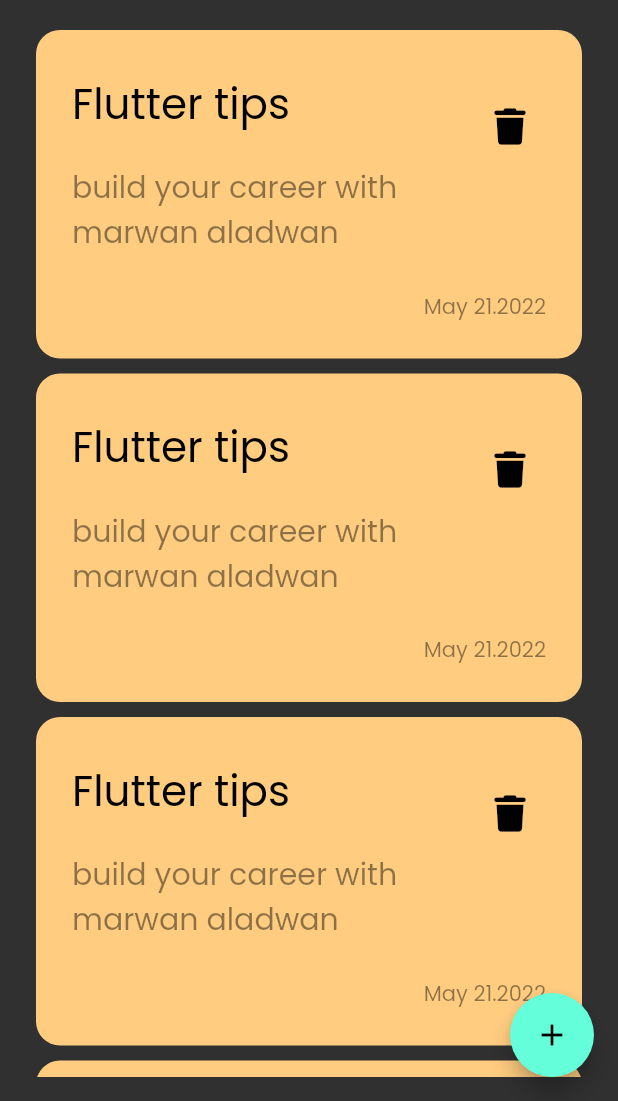
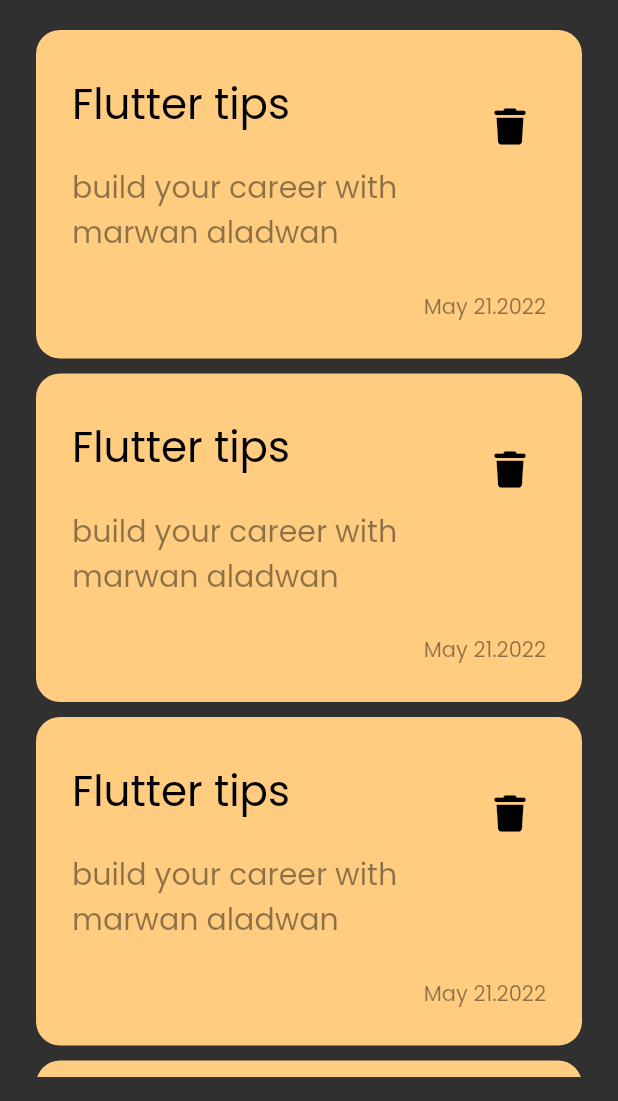
Before and after one commit to MarwanAl3dwan/notes_app, a Flutter app: the screen it shows after launch, on a phone screen of 412 x 824 dp, the part 135-1236 px from its top. Run offline on Flutter 3.47's test engine with Material 2 defaults, Android fonts, the phone set to English and light mode, and no system bars; our stand-ins replace font_awesome_flutter, get.

Commit message:
create modify note view, view body, and app bar

```diff
--- a/lib/features/home/presentation/views/notes_view/notes_view.dart
+++ b/lib/features/home/presentation/views/notes_view/notes_view.dart
@@ -1,5 +1,4 @@
 import 'package:flutter/material.dart';
-import 'widgets/add_note_bottom_sheet.dart';
 
 import 'widgets/notes_view_body.dart';
 
@@ -8,19 +7,8 @@ class NotesView extends StatelessWidget {
 
   @override
   Widget build(BuildContext context) {
-    return Scaffold(
-      floatingActionButton: FloatingActionButton(
-        onPressed: () {
-          showModalBottomSheet(
-            shape:
-                RoundedRectangleBorder(borderRadius: BorderRadius.circular(20)),
-            context: context,
-            builder: (context) => const AddNoteBottomSheet(),
-          );
-        },
-        child: const Icon(Icons.add),
-      ),
-      body: const NotesViewBody(),
+    return const Scaffold(
+      body: NotesViewBody(),
     );
   }
 }
--- a/lib/features/home/presentation/views/notes_view/widgets/note_item.dart
+++ b/lib/features/home/presentation/views/notes_view/widgets/note_item.dart
@@ -1,5 +1,7 @@
 import 'package:flutter/material.dart';
 import 'package:font_awesome_flutter/font_awesome_flutter.dart';
+import 'package:get/get.dart';
+import 'package:notes_app/features/home/presentation/views/modify_note_view/modify_note_view.dart';
 
 import '../../../../../../core/utils/theme.dart';
 
@@ -8,7 +10,11 @@ class NoteItem extends StatelessWidget {
 
   @override
   Widget build(BuildContext context) {
-    return Container(
+    return GestureDetector(
+      onTap: () {
+        Get.to(() => const ModifyNoteView());
+      },
+      child: Container(
         padding: const EdgeInsets.all(24),
         decoration: BoxDecoration(
           borderRadius: BorderRadius.circular(16),
@@ -20,7 +26,8 @@ class NoteItem extends StatelessWidget {
           children: [
             ListTile(
               contentPadding: const EdgeInsets.all(0),
-            title: const Text("Flutter tips", style: CustomTextStyle.largeDark),
+              title:
+                  const Text("Flutter tips", style: CustomTextStyle.largeDark),
               subtitle: const Padding(
                 padding: EdgeInsets.symmetric(vertical: 20),
                 child: Text(
@@ -38,6 +45,7 @@ class NoteItem extends StatelessWidget {
             const Text("May 21.2022", style: CustomTextStyle.smallSemiLight),
           ],
         ),
+      ),
     );
   }
 }
--- a/lib/features/home/presentation/views/notes_view/widgets/notes_view_app_bar.dart
+++ b/lib/features/home/presentation/views/notes_view/widgets/notes_view_app_bar.dart
@@ -3,16 +3,19 @@ import 'package:notes_app/core/utils/theme.dart';
 
 import 'search_icon_button.dart';
 
-class NotesViewAppBar extends StatelessWidget {
-  const NotesViewAppBar({Key? key}) : super(key: key);
+class CustomAppBar extends StatelessWidget {
+  const CustomAppBar({Key? key, required this.title, required this.icon, this.onTap}) : super(key: key);
+  final String title;
+  final IconData icon;
+  final void Function()? onTap;
 
   @override
   Widget build(BuildContext context) {
     return Row(
-      children: const [
-        Text("Notes", style: CustomTextStyle.largeLight),
-        Spacer(),
-        SearchIconButton(),
+      children: [
+        const Text("Notes", style: CustomTextStyle.largeLight),
+        const Spacer(),
+        SearchIconButton(icon: icon, onTap: onTap),
       ],
     );
   }
--- a/lib/features/home/presentation/views/notes_view/widgets/notes_view_body.dart
+++ b/lib/features/home/presentation/views/notes_view/widgets/notes_view_body.dart
@@ -12,11 +12,11 @@ class NotesViewBody extends StatelessWidget {
       padding: const EdgeInsets.symmetric(horizontal: 24.0),
       child: Column(
         crossAxisAlignment: CrossAxisAlignment.stretch,
-        children: const [
-          SizedBox(height: 40),
-          NotesViewAppBar(),
-          SizedBox(height: 20),
-          Expanded(child: NotesListView()),
+        children: [
+          const SizedBox(height: 40),
+          CustomAppBar(title: 'Notes', icon: Icons.search, onTap: () {}),
+          const SizedBox(height: 20),
+          const Expanded(child: NotesListView()),
         ],
       ),
     );
--- a/lib/features/home/presentation/views/notes_view/widgets/search_icon_button.dart
+++ b/lib/features/home/presentation/views/notes_view/widgets/search_icon_button.dart
@@ -1,12 +1,14 @@
 import 'package:flutter/material.dart';
 
 class SearchIconButton extends StatelessWidget {
-  const SearchIconButton({Key? key}) : super(key: key);
+  const SearchIconButton({Key? key, required this.icon, this.onTap}) : super(key: key);
+  final IconData icon;
+  final void Function()? onTap;
 
   @override
   Widget build(BuildContext context) {
     return GestureDetector(
-      onTap: () {},
+      onTap: onTap,
       child: Container(
         height: 50,
         width: 50,
@@ -14,8 +16,8 @@ class SearchIconButton extends StatelessWidget {
           borderRadius: BorderRadius.circular(16),
           color: Colors.white.withOpacity(0.05),
         ),
-        child: const Center(
-          child: Icon(Icons.search, size: 28),
+        child: Center(
+          child: Icon(icon, size: 28),
         ),
       ),
     );
```
Also changed, not shown: lib/features/home/presentation/views/modify_note_view/modify_note_view.dart (added, +14 -0 lines), lib/features/home/presentation/views/modify_note_view/widgets/modify_note_app_bar.dart (added, +31 -0 lines), lib/features/home/presentation/views/modify_note_view/widgets/modify_note_view_body.dart (added, +47 -0 lines). Lines whose indentation alone changed are shown as unchanged.
